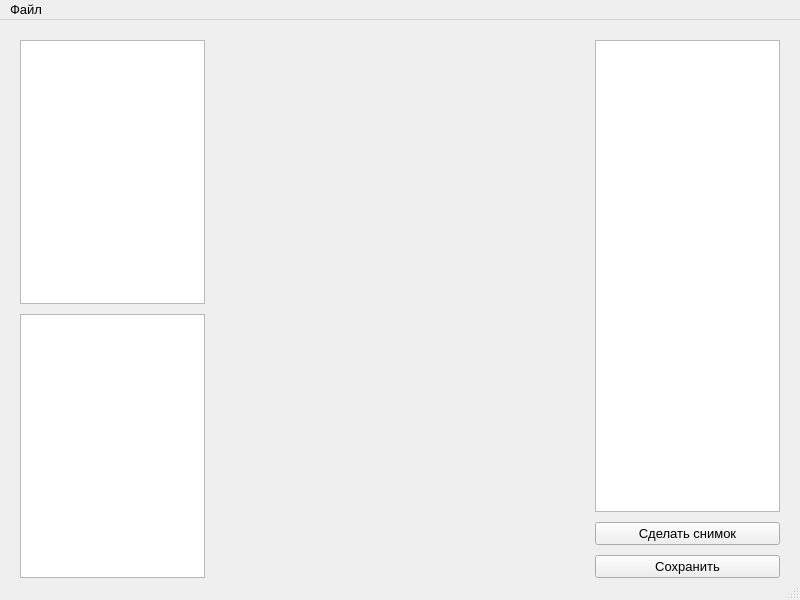
The window that libs/user_interfaces/designer.ui (sersh4nt/microscope-application) describes before a commit, drawn with Qt 5.
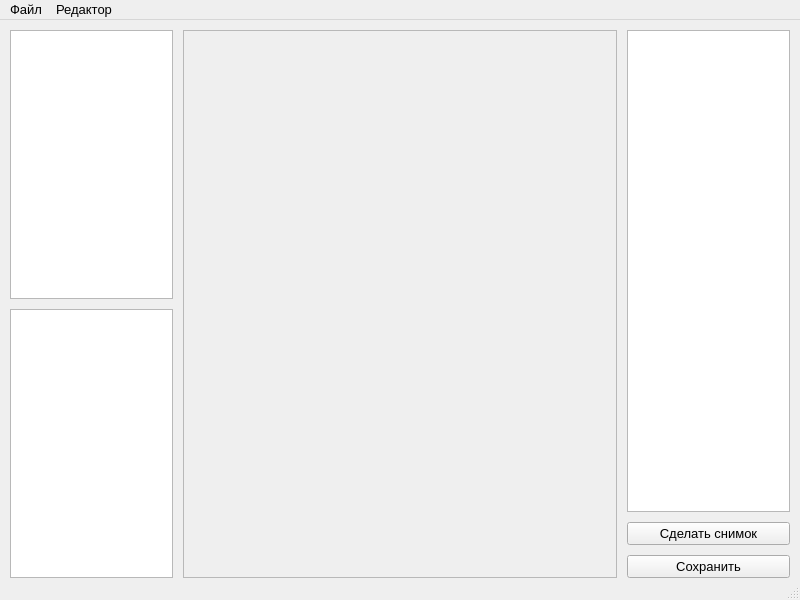
The same window after the commit.

Commit message: добавил scrollArea

What changed in the file:
```diff
--- a/libs/user_interfaces/designer.ui
+++ b/libs/user_interfaces/designer.ui
@@ -35,18 +35,18 @@
    <locale language="Russian" country="Russia"/>
   </property>
   <widget class="QWidget" name="centralwidget">
-   <layout class="QHBoxLayout" name="horizontalLayout_3" stretch="3,6,3">
+   <layout class="QHBoxLayout" name="horizontalLayout_3" stretch="3,8,3">
     <property name="spacing">
      <number>10</number>
     </property>
     <property name="leftMargin">
-     <number>20</number>
+     <number>10</number>
     </property>
     <property name="topMargin">
-     <number>20</number>
+     <number>10</number>
     </property>
     <property name="rightMargin">
-     <number>20</number>
+     <number>10</number>
     </property>
     <property name="bottomMargin">
      <number>0</number>
@@ -62,7 +62,21 @@
      </layout>
     </item>
     <item>
-     <widget class="QWidget" name="canvas" native="true"/>
+     <widget class="QScrollArea" name="scrollArea">
+      <property name="widgetResizable">
+       <bool>true</bool>
+      </property>
+      <widget class="QWidget" name="canvas">
+       <property name="geometry">
+        <rect>
+         <x>0</x>
+         <y>0</y>
+         <width>432</width>
+         <height>547</height>
+        </rect>
+       </property>
+      </widget>
+     </widget>
     </item>
     <item>
      <layout class="QVBoxLayout" name="verticalLayout_2">
@@ -93,16 +107,30 @@
      <x>0</x>
      <y>0</y>
      <width>800</width>
-     <height>23</height>
+     <height>21</height>
     </rect>
    </property>
-   <widget class="QMenu" name="menu">
+   <widget class="QMenu" name="fileMenu">
     <property name="title">
      <string>Файл</string>
     </property>
     <addaction name="action"/>
    </widget>
-   <addaction name="menu"/>
+   <widget class="QMenu" name="redactorMenu">
+    <property name="title">
+     <string>Редактор</string>
+    </property>
+    <widget class="QMenu" name="modeMenu">
+     <property name="title">
+      <string>Режим</string>
+     </property>
+     <addaction name="modeSelect"/>
+     <addaction name="modeEdit"/>
+    </widget>
+    <addaction name="modeMenu"/>
+   </widget>
+   <addaction name="fileMenu"/>
+   <addaction name="redactorMenu"/>
   </widget>
   <widget class="QStatusBar" name="statusbar"/>
   <action name="action">
```
Left out of the diff: 20 changed lines with no effect on the pictures. The commit also changes 5 other files.
